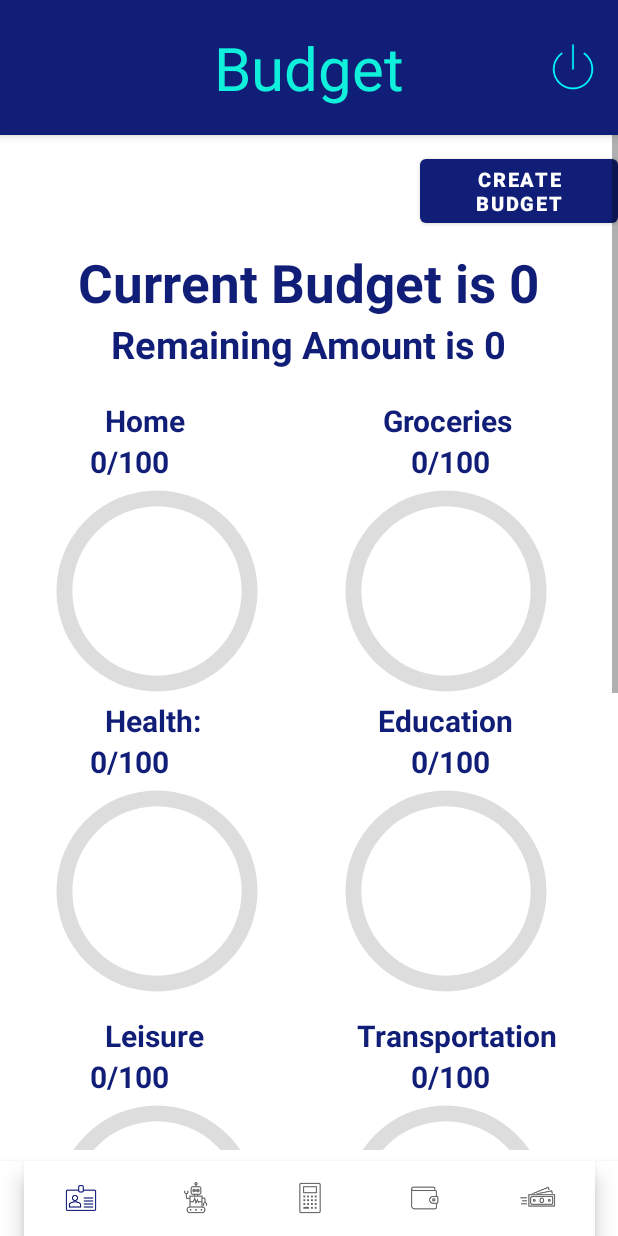
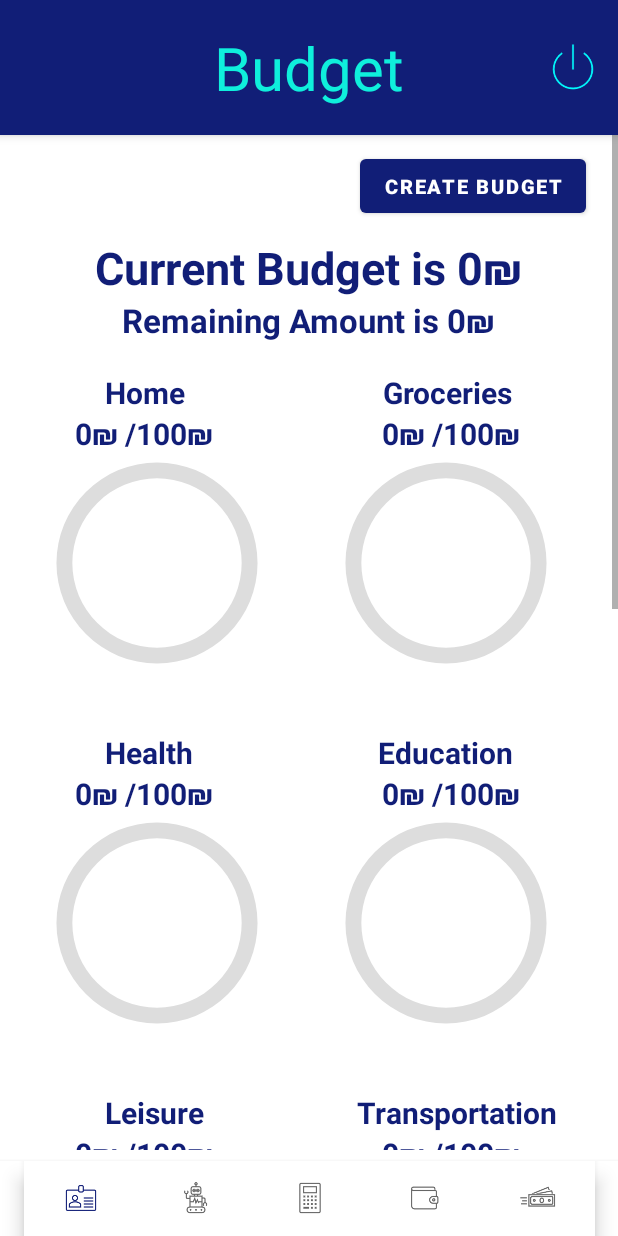
Before and after one commit to nitzanzaig/millionairs, an Android app: the newBudgetFragment screen opened directly, with no data from a screen before it, on a phone screen of 412 x 824 dp. Run offline under Robolectric (Android 15) with nearby library versions, the phone set to English and light mode, and no system bars; our stand-ins replace Firebase (no records; nobody signed in at launch, a user with empty details on screens opened directly); libraries missing offline, so code that uses them is left out: com.chaquo.python; 11 statements that could not run were skipped.

Commit message:
BUDGET againnnn

```diff
--- a/app/src/main/java/millionairs/example/millionairs/Fragments/newBudgetFragment.java
+++ b/app/src/main/java/millionairs/example/millionairs/Fragments/newBudgetFragment.java
@@ -110,7 +110,7 @@ public class newBudgetFragment extends Fragment {
                         Integer.parseInt(String.valueOf(documentSnapshot.get("Leisure"))) + Integer.parseInt(String.valueOf(documentSnapshot.get("Transportation"))) +
                         Integer.parseInt(String.valueOf(documentSnapshot.get("Savings"))) + Integer.parseInt(String.valueOf(documentSnapshot.get("Loans"))) +
                         Integer.parseInt(String.valueOf(documentSnapshot.get("Shopping"))) + Integer.parseInt(String.valueOf(documentSnapshot.get("Other")));
-                budgetTextView.setText("Current Budget is " + totalBudget[0]);
+                budgetTextView.setText("Current Budget is " + totalBudget[0]+"₪");
             }
         });
 
@@ -157,36 +157,36 @@ public class newBudgetFragment extends Fragment {
                     for(int i = 0;i < 10;i++){
                         total += amounts[i];
                     }
-                    remainingTextView.setText("Remaining Amount is " + (totalBudget[0] - total));
+                    remainingTextView.setText("Remaining Amount is " + (totalBudget[0] - total)+"₪");
                     progressBarHome.setProgress(amounts[0]);
-                    homeTextView.setText(amounts[0] + "/" + progressBarHome.getMax());
+                    homeTextView.setText(amounts[0] + "₪ /" + progressBarOther.getMax() +"₪");
                     Log.d("Amounts", String.valueOf(amounts[0]));
                     progressBarGroceries.setProgress(amounts[1]);
-                    groceriesTextView.setText(amounts[1] + "/" + progressBarGroceries.getMax());
+                    groceriesTextView.setText(amounts[1] + "₪ /" + progressBarOther.getMax() +"₪");
                     Log.d("Amounts", String.valueOf(amounts[1]));
                     progressBarHealth.setProgress(amounts[2]);
-                    healthTextView.setText(amounts[2] + "/" + progressBarHealth.getMax());
+                    healthTextView.setText(amounts[2] + "₪ /" + progressBarOther.getMax() +"₪");
                     Log.d("Amounts", String.valueOf(amounts[2]));
                     progressBarEducation.setProgress(amounts[3]);
-                    educationTextView.setText(amounts[3] + "/" + progressBarEducation.getMax());
+                    educationTextView.setText(amounts[3] + "₪ /" + progressBarOther.getMax() +"₪");
                     Log.d("Amounts", String.valueOf(amounts[3]));
                     progressBarLeisure.setProgress(amounts[4]);
-                    leisureTextView.setText(amounts[4] + "/" + progressBarLeisure.getMax());
+                    leisureTextView.setText(amounts[4] + "₪ /" + progressBarOther.getMax() +"₪");
                     Log.d("Amounts", String.valueOf(amounts[4]));
                     progressBarTransportation.setProgress(amounts[5]);
-                    transportationTextView.setText(amounts[5] + "/" + progressBarTransportation.getMax());
+                    transportationTextView.setText(amounts[5] + "₪ /" + progressBarOther.getMax() +"₪");
                     Log.d("Amounts", String.valueOf(amounts[5]));
                     progressBarSaving.setProgress(amounts[6]);
-                    savingsTextView.setText(amounts[6] + "/" + progressBarSaving.getMax());
+                    savingsTextView.setText(amounts[6] + "₪ /" + progressBarOther.getMax() +"₪");
                     Log.d("Amounts", String.valueOf(amounts[6]));
                     progressBarLoans.setProgress(amounts[7]);
-                    loansTextView.setText(amounts[7] + "/" + progressBarLoans.getMax());
+                    loansTextView.setText(amounts[7] + "₪ /" + progressBarOther.getMax() +"₪");
                     Log.d("Amounts", String.valueOf(amounts[7]));
                     progressBarShopping.setProgress(amounts[8]);
-                    shoppingTextView.setText(amounts[8] + "/" + progressBarShopping.getMax());
+                    shoppingTextView.setText(amounts[8] + "₪ /" + progressBarOther.getMax() +"₪");
                     Log.d("Amounts", String.valueOf(amounts[8]));
                     progressBarOther.setProgress(amounts[9]);
-                    otherTextView.setText(amounts[9] + "/" + progressBarOther.getMax());
+                    otherTextView.setText(amounts[9] + "₪ /" + progressBarOther.getMax() +"₪");
                     Log.d("Amounts", String.valueOf(amounts[9]));
 
                 }
--- a/app/src/main/res/layout/fragment_new_budget.xml
+++ b/app/src/main/res/layout/fragment_new_budget.xml
@@ -13,11 +13,12 @@
             android:id="@+id/Add_BudgetButton"
             android:layout_width="wrap_content"
             android:layout_height="wrap_content"
-            android:layout_marginStart="280dp"
+            android:layout_marginStart="240dp"
             android:layout_marginTop="100dp"
             android:text="create budget"
             android:textSize="13dp"
             android:textStyle="bold" />
+
 
 
         <TextView
@@ -26,24 +27,25 @@
             android:layout_height="wrap_content"
             android:layout_gravity="center"
             android:layout_marginTop="10dp"
-            android:text="Current Budget is 0"
+            android:text="Current Budget is 0 ₪ "
             android:textColor="#111E77"
-            android:textSize="35sp"
+            android:textSize="30dp"
             android:textStyle="bold" />
 
         <TextView
             android:id="@+id/remainingTextView"
             android:layout_width="wrap_content"
             android:layout_height="wrap_content"
-            android:text="Remaining Amount is 0"
+            android:text="Remaining Amount is 0 ₪ "
             android:layout_gravity="center"
             android:textColor="#111E77"
             android:textStyle="bold"
-            android:textSize="25sp"
+            android:textSize="22sp"
             android:layout_marginBottom="20dp"/>
+
         <LinearLayout
             android:layout_width="match_parent"
-            android:layout_height="match_parent">
+            android:layout_height="240dp">
 
             <LinearLayout
                 android:layout_width="190dp"
@@ -54,20 +56,20 @@
                     android:id="@+id/textViewHome"
                     android:layout_width="wrap_content"
                     android:layout_height="wrap_content"
+                    android:layout_gravity="left"
+                    android:layout_marginStart="70dp"
                     android:text="Home"
-                    android:layout_marginStart="70dp"
-                    android:layout_gravity="left"
                     android:textColor="#111E77"
                     android:textSize="20sp"
-                    android:textStyle="bold"/>
+                    android:textStyle="bold" />
 
                 <TextView
                     android:id="@+id/textViewHome1"
                     android:layout_width="wrap_content"
                     android:layout_height="wrap_content"
                     android:layout_gravity="left"
-                    android:layout_marginStart="60dp"
-                    android:text="0/0"
+                    android:layout_marginStart="50dp"
+                    android:text=" ₪ 0/0"
                     android:textColor="#111E77"
                     android:textSize="20sp"
                     android:textStyle="bold" />
@@ -85,6 +87,7 @@
                     android:progressDrawable="@drawable/circle" />
 
             </LinearLayout>
+
             <LinearLayout
                 android:layout_width="match_parent"
                 android:layout_height="match_parent"
@@ -94,20 +97,20 @@
                     android:id="@+id/textViewGroceries"
                     android:layout_width="wrap_content"
                     android:layout_height="wrap_content"
+                    android:layout_gravity="right"
+                    android:layout_marginEnd="70dp"
                     android:text="Groceries"
-                    android:layout_marginEnd="70dp"
-                    android:layout_gravity="right"
                     android:textColor="#111E77"
                     android:textSize="20sp"
-                    android:textStyle="bold"/>
+                    android:textStyle="bold" />
 
                 <TextView
                     android:id="@+id/textViewGroceries1"
                     android:layout_width="wrap_content"
                     android:layout_height="wrap_content"
                     android:layout_gravity="right"
-                    android:layout_marginEnd="85dp"
-                    android:text="0/0"
+                    android:layout_marginEnd="65dp"
+                    android:text="₪ 0/0 "
                     android:textColor="#111E77"
                     android:textSize="20sp"
                     android:textStyle="bold" />
@@ -116,9 +119,9 @@
                 <ProgressBar
                     android:id="@+id/progressBarGroceries"
                     style="?android:attr/progressBarStyle"
-                    android:layout_gravity="right"
                     android:layout_width="169dp"
                     android:layout_height="145dp"
+                    android:layout_gravity="right"
                     android:layout_marginStart="20dp"
                     android:layout_marginEnd="30dp"
                     android:indeterminateOnly="false"
@@ -132,7 +135,7 @@
 
         <LinearLayout
             android:layout_width="match_parent"
-            android:layout_height="210dp">
+            android:layout_height="240dp">
 
             <LinearLayout
                 android:layout_width="190dp"
@@ -145,7 +148,7 @@
                     android:layout_height="wrap_content"
                     android:layout_gravity="left"
                     android:layout_marginStart="70dp"
-                    android:text="Health:"
+                    android:text="Health"
                     android:textColor="#111E77"
                     android:textSize="20sp"
                     android:textStyle="bold" />
@@ -155,8 +158,8 @@
                     android:layout_width="wrap_content"
                     android:layout_height="wrap_content"
                     android:layout_gravity="left"
-                    android:layout_marginStart="60dp"
-                    android:text="0/0"
+                    android:layout_marginStart="50dp"
+                    android:text=" ₪ 0/0 "
                     android:textColor="#111E77"
                     android:textSize="20sp"
                     android:textStyle="bold" />
@@ -196,8 +199,8 @@
                     android:layout_width="wrap_content"
                     android:layout_height="wrap_content"
                     android:layout_gravity="right"
-                    android:layout_marginEnd="85dp"
-                    android:text="0/0"
+                    android:layout_marginEnd="65dp"
+                    android:text=" ₪ 0/0 "
                     android:textColor="#111E77"
                     android:textSize="20sp"
                     android:textStyle="bold" />
@@ -221,7 +224,7 @@
 
         <LinearLayout
             android:layout_width="match_parent"
-            android:layout_height="195dp">
+            android:layout_height="240dp">
 
             <LinearLayout
                 android:layout_width="190dp"
@@ -237,15 +240,15 @@
                     android:text="Leisure"
                     android:textColor="#111E77"
                     android:textSize="20sp"
-                    android:textStyle="bold"/>
+                    android:textStyle="bold" />
 
                 <TextView
                     android:id="@+id/textViewLeisure1"
                     android:layout_width="wrap_content"
                     android:layout_height="wrap_content"
                     android:layout_gravity="left"
-                    android:layout_marginStart="60dp"
-                    android:text="0/0"
+                    android:layout_marginStart="50dp"
+                    android:text=" ₪ 0/0 "
                     android:textColor="#111E77"
                     android:textSize="20sp"
                     android:textStyle="bold" />
@@ -279,17 +282,18 @@
                     android:text="Transportation"
                     android:textColor="#111E77"
                     android:textSize="20sp"
-                    android:textStyle="bold"/>
+                    android:textStyle="bold" />
+
                 <TextView
                     android:id="@+id/textViewTransportation1"
                     android:layout_width="wrap_content"
                     android:layout_height="wrap_content"
                     android:layout_gravity="right"
-                    android:layout_marginEnd="85dp"
-                    android:text="0/0"
+                    android:layout_marginEnd="65dp"
+                    android:text=" ₪ 0/0 "
                     android:textColor="#111E77"
                     android:textSize="20sp"
-                    android:textStyle="bold"/>
+                    android:textStyle="bold" />
 
                 <ProgressBar
                     android:id="@+id/progressBarTransportation"
@@ -310,7 +314,7 @@
 
         <LinearLayout
             android:layout_width="match_parent"
-            android:layout_height="match_parent">
+            android:layout_height="240dp">
 
             <LinearLayout
                 android:layout_width="190dp"
@@ -333,8 +337,8 @@
                     android:layout_width="match_parent"
                     android:layout_height="wrap_content"
                     android:layout_gravity="left"
-                    android:layout_marginStart="60dp"
-                    android:text="0/0"
+                    android:layout_marginStart="50dp"
+                    android:text=" ₪ 0/0 "
                     android:textColor="#111E77"
                     android:textSize="20sp"
                     android:textStyle="bold" />
@@ -363,23 +367,22 @@
                     android:id="@+id/textViewSaving"
                     android:layout_width="wrap_content"
                     android:layout_height="wrap_content"
-                    android:gravity="center"
                     android:layout_gravity="right"
                     android:layout_marginEnd="30dp"
+                    android:gravity="center"
                     android:text="Saving &amp; Invest. "
                     android:textColor="#111E77"
                     android:textSize="20sp"
-                    android:textStyle="bold"
-                    />
+                    android:textStyle="bold" />
 
                 <TextView
                     android:id="@+id/textViewSaving1"
                     android:layout_width="wrap_content"
                     android:layout_height="wrap_content"
                     android:layout_gravity="right"
-                    android:layout_marginEnd="85dp"
+                    android:layout_marginEnd="65dp"
                     android:gravity="center"
-                    android:text="0/0 "
+                    android:text=" ₪ 0/0 "
                     android:textColor="#111E77"
                     android:textSize="20sp"
                     android:textStyle="bold" />
@@ -404,7 +407,7 @@
         </LinearLayout>
         <LinearLayout
             android:layout_width="match_parent"
-            android:layout_height="match_parent">
+            android:layout_height="240dp">
 
             <LinearLayout
                 android:layout_width="190dp"
@@ -428,8 +431,8 @@
                     android:layout_width="match_parent"
                     android:layout_height="wrap_content"
                     android:layout_gravity="left"
-                    android:layout_marginStart="60dp"
-                    android:text="0/0"
+                    android:layout_marginStart="50dp"
+                    android:text=" ₪ 0/0 "
                     android:textStyle="bold"
                     android:textColor="#111E77"
                     android:textSize="20sp" />
@@ -470,8 +473,8 @@
                     android:layout_width="wrap_content"
                     android:layout_height="wrap_content"
                     android:layout_gravity="right"
-                    android:layout_marginEnd="85dp"
-                    android:text="0/0"
+                    android:layout_marginEnd="65dp"
+                    android:text=" ₪ 0/0 "
                     android:textColor="#111E77"
                     android:textSize="20dp"
                     android:textStyle="bold" />
```
